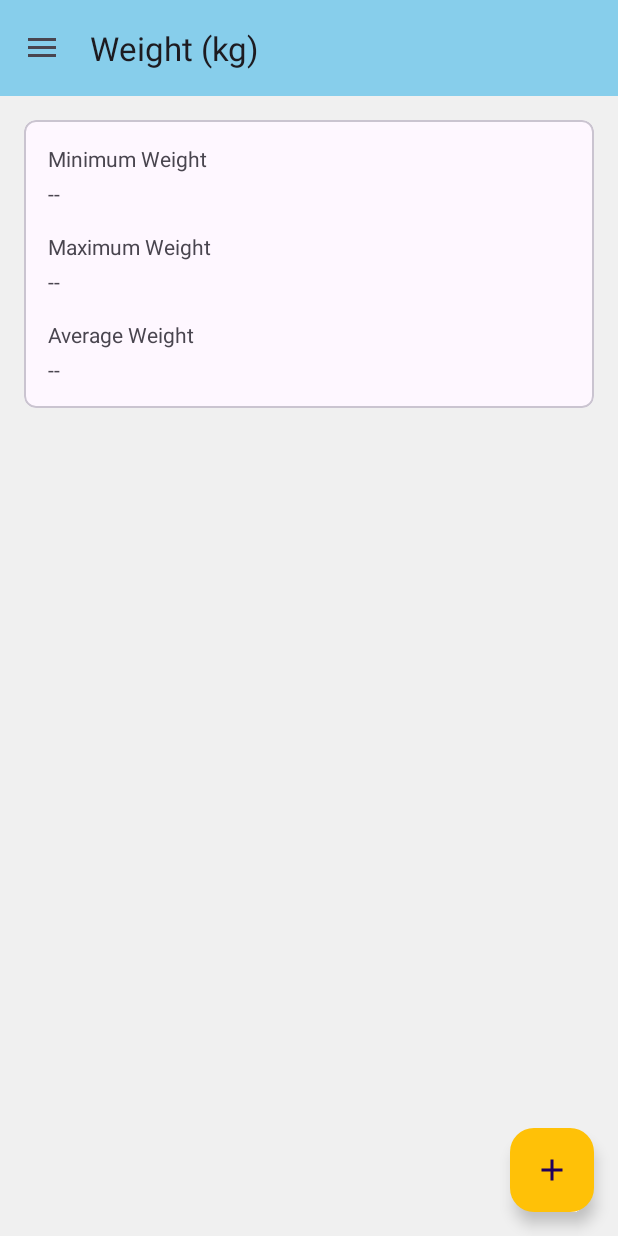
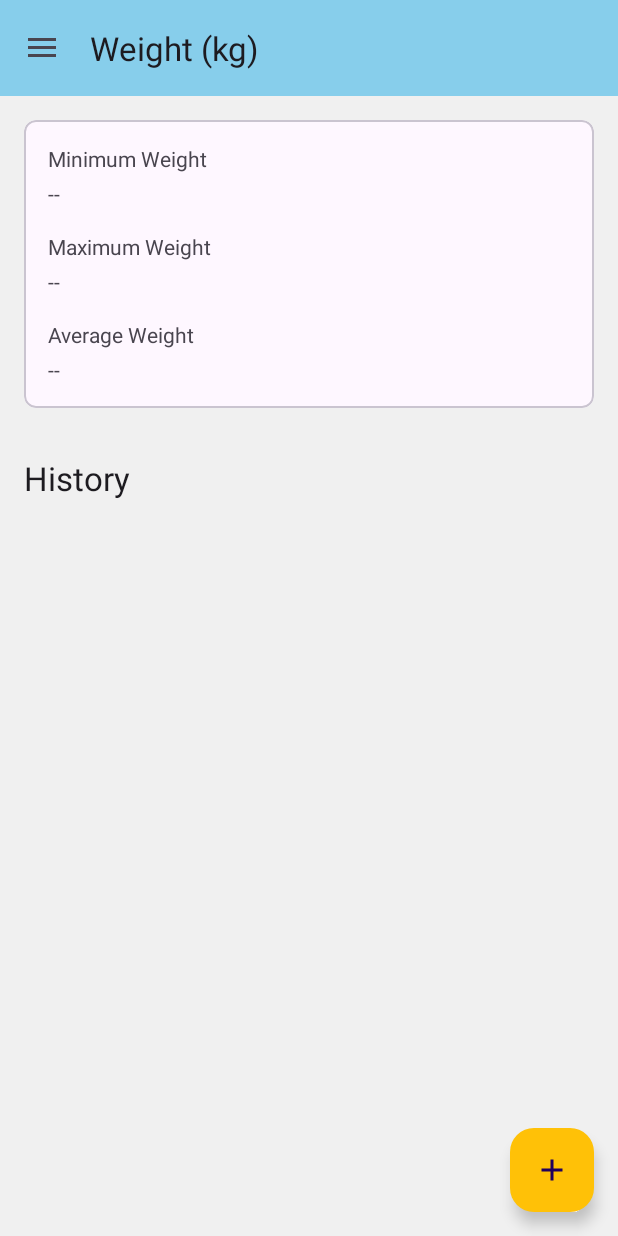
Before and after one commit to AmgT94/fit-feast, an Android app: the screen it shows after launch (MainActivity), in the side drawer, after a tap on "Weight", on a phone screen of 412 x 824 dp. Run offline under Robolectric (Android 15) with nearby library versions, the phone set to English and light mode, and no system bars; our stand-ins replace Firebase (no records; nobody signed in at launch, a user with empty details on screens opened directly); pictures from the network do not load.

Commit message:
Update weight management fragment with history card layout and fetch logic
- Revised the layout for weight history cards to enhance readability and visual appeal. Date and time are now presented more clearly on top of the card, with bold headers for BMI and Body Fat (%) leading their respective values directly underneath. The weight is displayed prominently on the right in a larger, bold font.

```diff
--- a/app/src/main/java/com/example/fitfeast/WeightManagementFragment.kt
+++ b/app/src/main/java/com/example/fitfeast/WeightManagementFragment.kt
@@ -7,14 +7,17 @@ import android.view.View
 import android.view.ViewGroup
 import androidx.fragment.app.Fragment
 import androidx.navigation.fragment.findNavController
+import androidx.recyclerview.widget.LinearLayoutManager
 import com.example.fitfeast.databinding.FragmentWeightManagementBinding
 import com.google.firebase.auth.FirebaseAuth
 import com.google.firebase.firestore.FirebaseFirestore
+import com.google.firebase.firestore.Query
 
 class WeightManagementFragment : Fragment() {
 
     private var _binding: FragmentWeightManagementBinding? = null
     private val binding get() = _binding!!
+    private lateinit var adapter: WeightHistoryAdapter
 
     override fun onCreateView(
         inflater: LayoutInflater, container: ViewGroup?,
@@ -27,12 +30,23 @@ class WeightManagementFragment : Fragment() {
     override fun onViewCreated(view: View, savedInstanceState: Bundle?) {
         super.onViewCreated(view, savedInstanceState)
 
+        setupRecyclerView()
         binding.fabAddWeight.setOnClickListener {
             findNavController().navigate(WeightManagementFragmentDirections.actionWeightManagementFragmentToFragmentAddWeight())
         }
 
         fetchWeightMetrics()
+        fetchWeightHistory()
     }
+
+    private fun setupRecyclerView() {
+        adapter = WeightHistoryAdapter()
+        binding.recyclerViewWeightHistory.adapter = adapter
+        // If needed, set up LayoutManager as well
+        binding.recyclerViewWeightHistory.layoutManager = LinearLayoutManager(context)
+    }
+
+
 
     private fun fetchWeightMetrics() {
         val userId = FirebaseAuth.getInstance().currentUser?.uid ?: return
@@ -55,6 +69,28 @@ class WeightManagementFragment : Fragment() {
             }
     }
 
+    private fun fetchWeightHistory() {
+        val userId = FirebaseAuth.getInstance().currentUser?.uid ?: return
+        FirebaseFirestore.getInstance().collection("users").document(userId).collection("weights")
+            .orderBy("timestamp", Query.Direction.DESCENDING)
+            .get()
+            .addOnSuccessListener { documents ->
+                val historyList = documents.mapNotNull { document ->
+                    val date = document.getString("date") ?: return@mapNotNull null
+                    val time = document.getString("time") ?: return@mapNotNull null
+                    val bmi = document.getDouble("bmi") ?: return@mapNotNull null
+                    val bodyFatPercentage = document.getDouble("bodyFatPercentage") ?: return@mapNotNull null
+                    val weight = document.getDouble("weight") ?: return@mapNotNull null
+                    WeightHistoryItem(date, time, bmi, bodyFatPercentage, weight)
+                }
+                adapter.submitList(historyList)
+            }
+            .addOnFailureListener { e ->
+                Log.e("WeightHistory", "Error fetching weight history", e)
+            }
+    }
+
+
 
     override fun onDestroyView() {
         super.onDestroyView()
--- a/app/src/main/res/layout/fragment_weight_management.xml
+++ b/app/src/main/res/layout/fragment_weight_management.xml
@@ -4,6 +4,17 @@
     android:layout_width="match_parent"
     android:layout_height="match_parent"
     tools:context=".WeightManagementFragment">
+
+    <!-- Scrollable Content -->
+    <androidx.core.widget.NestedScrollView
+        android:layout_width="match_parent"
+        android:layout_height="match_parent"
+        android:fillViewport="true">
+
+    <LinearLayout
+        android:layout_width="match_parent"
+        android:layout_height="wrap_content"
+        android:orientation="vertical">
 
     <!-- CardView for Weight Metrics -->
     <com.google.android.material.card.MaterialCardView
@@ -76,22 +87,34 @@
         </androidx.constraintlayout.widget.ConstraintLayout>
     </com.google.android.material.card.MaterialCardView>
 
+    <!-- History Header -->
+    <TextView
+        android:id="@+id/historyHeader"
+        android:layout_width="wrap_content"
+        android:layout_height="wrap_content"
+        android:text="History"
+        android:textAppearance="@style/TextAppearance.AppCompat.Large"
+        android:layout_marginStart="16dp"
+        android:layout_marginTop="16dp" />
+
+    <!-- RecyclerView for Weight History -->
     <androidx.recyclerview.widget.RecyclerView
-        android:id="@+id/recyclerViewWeights"
+        android:id="@+id/recyclerViewWeightHistory"
         android:layout_width="match_parent"
-        android:layout_height="match_parent"
-        tools:listitem="@layout/weight_item" />
+        android:layout_height="wrap_content"
+        android:layout_marginTop="8dp"
+        tools:listitem="@layout/item_weight_history" />
 
+    </LinearLayout>
+    </androidx.core.widget.NestedScrollView>
+
+    <!-- FAB to Add Weight -->
     <com.google.android.material.floatingactionbutton.FloatingActionButton
         android:id="@+id/fabAddWeight"
         android:layout_width="wrap_content"
         android:layout_height="wrap_content"
+        android:layout_margin="16dp"
         android:layout_gravity="bottom|end"
-        android:layout_margin="16dp"
         android:backgroundTint="@color/secondaryColor"
-
         app:srcCompat="@drawable/ic_add_circle_outline" />
-
-
-
 </androidx.coordinatorlayout.widget.CoordinatorLayout>
```
Also changed, not shown: app/src/main/java/com/example/fitfeast/FragmentAddWeight.kt (+17 -14 lines), app/src/main/java/com/example/fitfeast/UserProfile.kt (+28 -0 lines), app/src/main/java/com/example/fitfeast/WeightHistoryAdapter.kt (added, +44 -0 lines), app/src/main/res/layout/item_weight_history.xml (added, +86 -0 lines).
